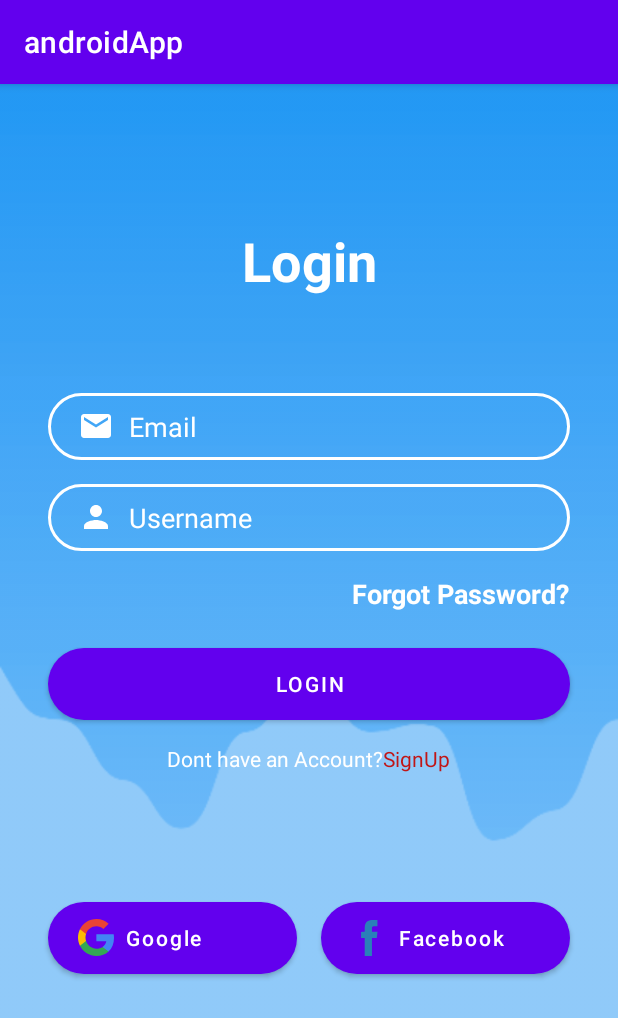
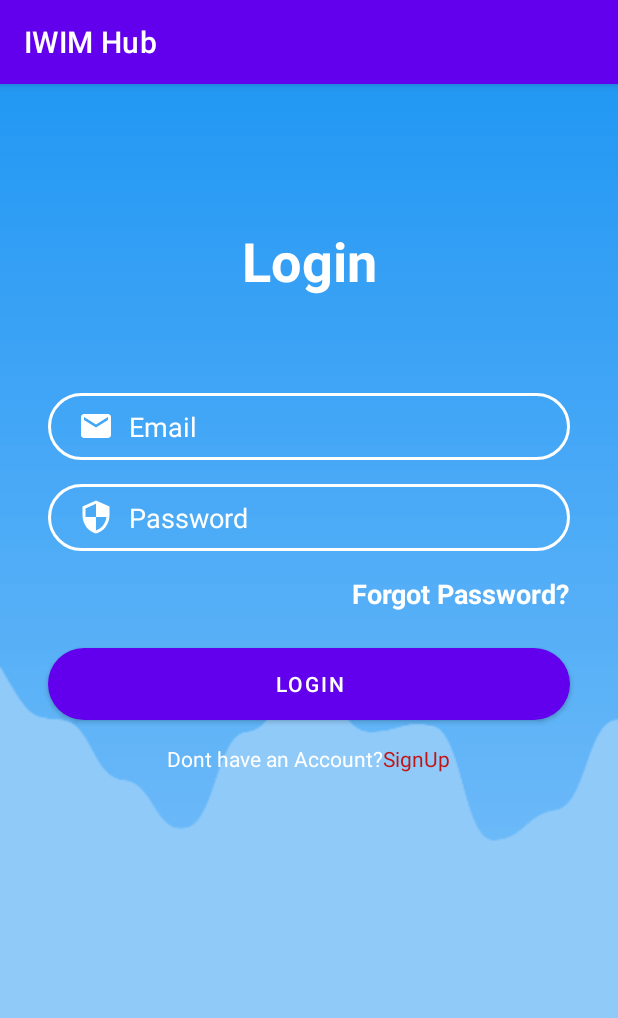
Before and after one commit to soumyaKaddouri/androidApp, an Android app: the LoginActivity screen opened directly, with no data from a screen before it, on a phone screen of 412 x 824 dp. Shown: the top 1018 px of the screen. Run offline under Robolectric (Android 15) with nearby library versions, the phone set to English and light mode, and no system bars; our stand-ins replace Firebase (no records; nobody signed in at launch, a user with empty details on screens opened directly); 1 statement that could not run was skipped.

Commit message:
registration is done

```diff
--- a/app/src/main/java/com/example/androidapp/LoginActivity.java
+++ b/app/src/main/java/com/example/androidapp/LoginActivity.java
@@ -32,9 +32,9 @@ public class LoginActivity extends AppCompatActivity {
         super.onCreate(savedInstanceState);
         setContentView(R.layout.activity_login);
 
-        loginEmail = findViewById(R.id.edit_login);
-        loginPassword = findViewById(R.id.edit_password);
-        registerHere = findViewById(R.id.register_here);
+        loginEmail = findViewById(R.id.inputEmail);
+        loginPassword = findViewById(R.id.inputPassword);
+        registerHere = findViewById(R.id.textViewSignUp);
         btnLogin = findViewById(R.id.button_login);
 
         mAuth = FirebaseAuth.getInstance();
--- a/app/src/main/java/com/example/androidapp/model/Professor.java
+++ b/app/src/main/java/com/example/androidapp/model/Professor.java
@@ -6,7 +6,7 @@ import java.util.LinkedList;
 
 public class Professor {
 
-    private String fullName;
+    private String nom,prenom;
     private String email;
     private String tel;
     //private LinkedList<Groupe> liste_groupe;
--- /dev/null
+++ b/app/src/main/res/drawable/ic_menu.xml
@@ -0,0 +1,5 @@
+<vector android:height="24dp" android:tint="#FFFFFF"
+    android:viewportHeight="24" android:viewportWidth="24"
+    android:width="24dp" xmlns:android="http://schemas.android.com/apk/res/android">
+    <path android:fillColor="@android:color/white" android:pathData="M3,18h18v-2L3,16v2zM3,13h18v-2L3,11v2zM3,6v2h18L21,6L3,6z"/>
+</vector>
--- a/app/src/main/res/layout/activity_login.xml
+++ b/app/src/main/res/layout/activity_login.xml
@@ -23,28 +23,6 @@
             app:layout_constraintVertical_bias="0.13" />
 
         <EditText
-            android:id="@+id/inputPassword"
-            android:layout_width="0dp"
-            android:layout_height="wrap_content"
-            android:layout_marginTop="16dp"
-            android:background="@drawable/input_bg"
-            android:drawableLeft="@drawable/ic_person"
-            android:drawablePadding="10dp"
-            android:ems="10"
-            android:hint="Username"
-            android:inputType="textPersonName"
-            android:paddingLeft="20dp"
-            android:paddingTop="10dp"
-            android:paddingRight="10dp"
-            android:paddingBottom="10dp"
-            android:textColor="@color/white"
-            android:textColorHint="@color/white"
-            app:layout_constraintEnd_toEndOf="@+id/inputEmail"
-            app:layout_constraintHorizontal_bias="1.0"
-            app:layout_constraintStart_toStartOf="@+id/inputEmail"
-            app:layout_constraintTop_toBottomOf="@+id/inputEmail" />
-
-        <EditText
             android:id="@+id/inputEmail"
             android:layout_width="0dp"
             android:layout_height="wrap_content"
@@ -67,6 +45,29 @@
             app:layout_constraintHorizontal_bias="0.0"
             app:layout_constraintStart_toStartOf="parent"
             app:layout_constraintTop_toBottomOf="@+id/logo" />
+
+        <EditText
+            android:id="@+id/inputPassword"
+            android:layout_width="0dp"
+            android:layout_height="wrap_content"
+            android:layout_marginTop="16dp"
+            android:background="@drawable/input_bg"
+            android:drawableLeft="@drawable/ic_security"
+            android:drawablePadding="10dp"
+            android:ems="10"
+            android:hint="Password"
+            android:inputType="textPassword"
+            android:paddingLeft="20dp"
+            android:paddingTop="10dp"
+            android:paddingRight="10dp"
+            android:paddingBottom="10dp"
+            android:textColor="@color/white"
+            android:textColorHint="@color/white"
+            app:layout_constraintEnd_toEndOf="@+id/inputEmail"
+            app:layout_constraintHorizontal_bias="1.0"
+            app:layout_constraintStart_toStartOf="@+id/inputEmail"
+            app:layout_constraintTop_toBottomOf="@+id/inputEmail" />
+
 
         <TextView
             android:id="@+id/forgotPassword"
@@ -119,44 +120,5 @@
 
         </LinearLayout>
 
-        <Button
-            android:id="@+id/btnGoogle"
-            android:layout_width="0dp"
-            android:layout_height="wrap_content"
-            android:layout_marginStart="32dp"
-            android:layout_marginEnd="8dp"
-            android:background="@drawable/btn_bg"
-            android:drawableLeft="@drawable/ic_google"
-            android:drawablePadding="10dp"
-            android:paddingLeft="20dp"
-            android:text="Google"
-            android:textAlignment="textStart"
-            android:textAllCaps="false"
-            app:layout_constraintBottom_toBottomOf="parent"
-            app:layout_constraintEnd_toStartOf="@+id/btnFacebook"
-            app:layout_constraintHorizontal_bias="0.5"
-            app:layout_constraintStart_toStartOf="parent"
-            app:layout_constraintTop_toBottomOf="@+id/linearLayout"
-            app:layout_constraintVertical_bias="0.32999998" />
-
-        <Button
-            android:id="@+id/btnFacebook"
-            android:layout_width="0dp"
-            android:layout_height="wrap_content"
-            android:layout_marginStart="8dp"
-            android:layout_marginEnd="32dp"
-            android:background="@drawable/btn_bg"
-            android:drawableLeft="@drawable/ic_facebook"
-            android:drawablePadding="10dp"
-            android:paddingLeft="20dp"
-            android:text="Facebook"
-            android:textAlignment="textStart"
-            android:textAllCaps="false"
-            app:layout_constraintBottom_toBottomOf="@+id/btnGoogle"
-            app:layout_constraintEnd_toEndOf="parent"
-            app:layout_constraintHorizontal_bias="0.5"
-            app:layout_constraintStart_toEndOf="@+id/btnGoogle"
-            app:layout_constraintTop_toTopOf="@+id/btnGoogle" />
-
 
 </androidx.constraintlayout.widget.ConstraintLayout>
--- a/app/src/main/res/values/strings.xml
+++ b/app/src/main/res/values/strings.xml
@@ -1,5 +1,5 @@
 <resources>
-    <string name="app_name">androidApp</string>
+    <string name="app_name">IWIM Hub</string>
     <string name="title_activity_main">MainActivity</string>
     <!-- Strings used for fragments for navigation -->
     <string name="first_fragment_label">First Fragment</string>
--- a/app/src/main/res/values/styles.xml
+++ b/app/src/main/res/values/styles.xml
@@ -1,9 +1,11 @@
 <resources>
 
     <!-- Base application theme. -->
-    <style name="AppTheme" parent="Theme.AppCompat.Light.NoActionBar">
+    <style name="AppTheme" parent="Theme.MaterialComponents.Light.NoActionBar">
         <!-- Customize your theme here. -->
+        <item name="colorPrimary">@color/colorPrimary</item>
         <item name="colorPrimaryDark">@color/colorPrimaryDark</item>
+        <item name="colorAccent">@color/colorAccent</item>
 
     </style>
 
```
Also changed, not shown: app/build.gradle (+18 -5 lines), app/src/main/java/com/example/androidapp/RegisterActivity.java (+37 -10 lines), app/src/main/res/layout/activity_home.xml (+37 -82 lines), app/src/main/res/layout/activity_register.xml (+15 -17 lines), build.gradle (+9 -0 lines).
